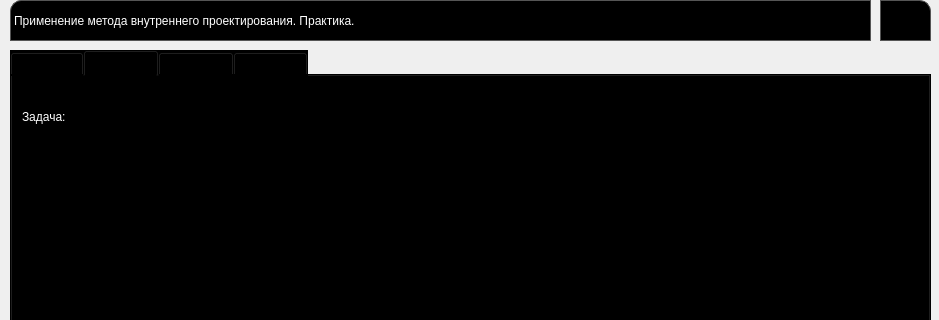
leriia-meow/geometry, file form2_p.ui: the form before one commit; both pictures show x 0 to 939 and y 0 to 320 of the 939 by 868 pixel window.
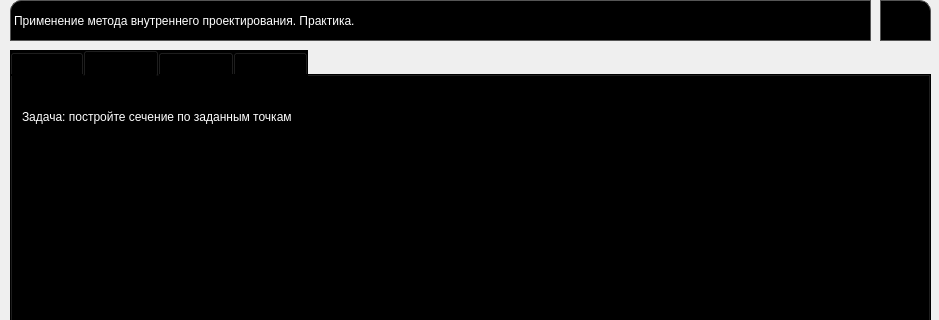
The form after the commit. The open tabs and pages were chosen to show the change. Icons and pictures are not drawn.

Diff of the .ui file:
```diff
--- a/form2_p.ui
+++ b/form2_p.ui
@@ -236,7 +236,7 @@
        <string notr="true">color:white;</string>
       </property>
       <property name="text">
-       <string>Задача:</string>
+       <string>Задача: постройте сечение по заданным точкам</string>
       </property>
      </widget>
      <widget class="QLabel" name="label_7">
```
Left out of the diff: 4 changed lines with no effect on the pictures.
